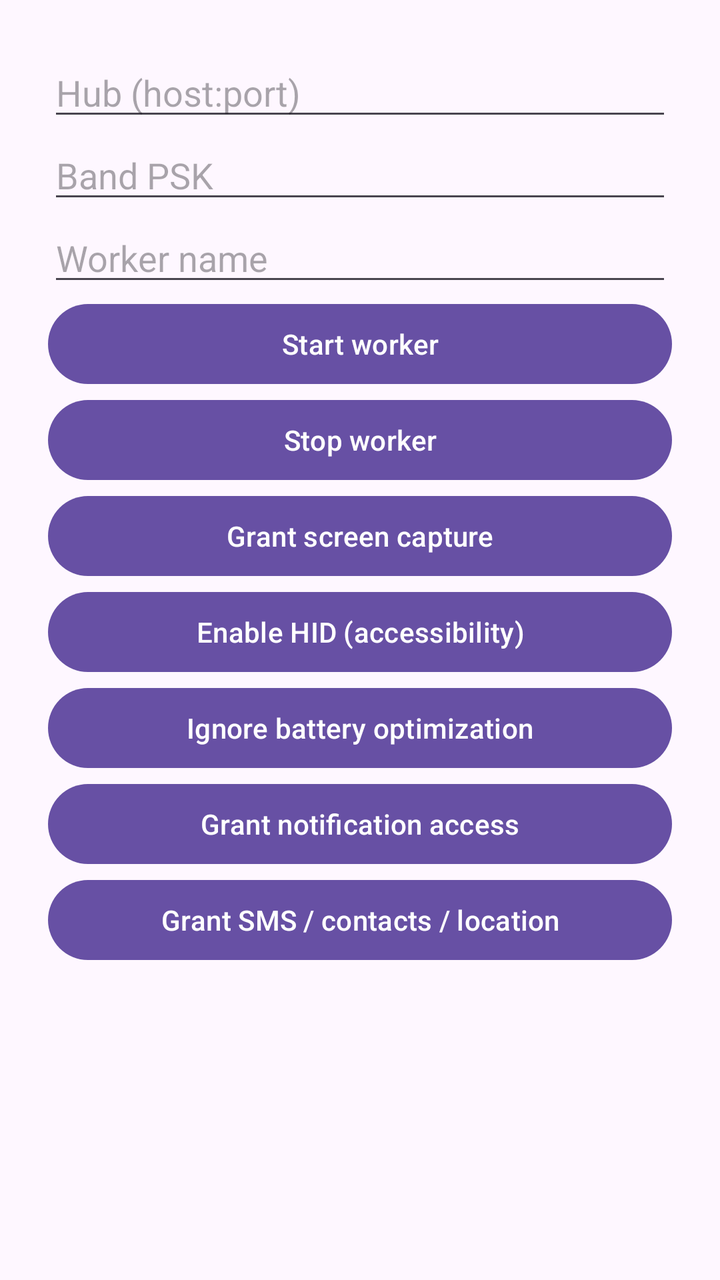
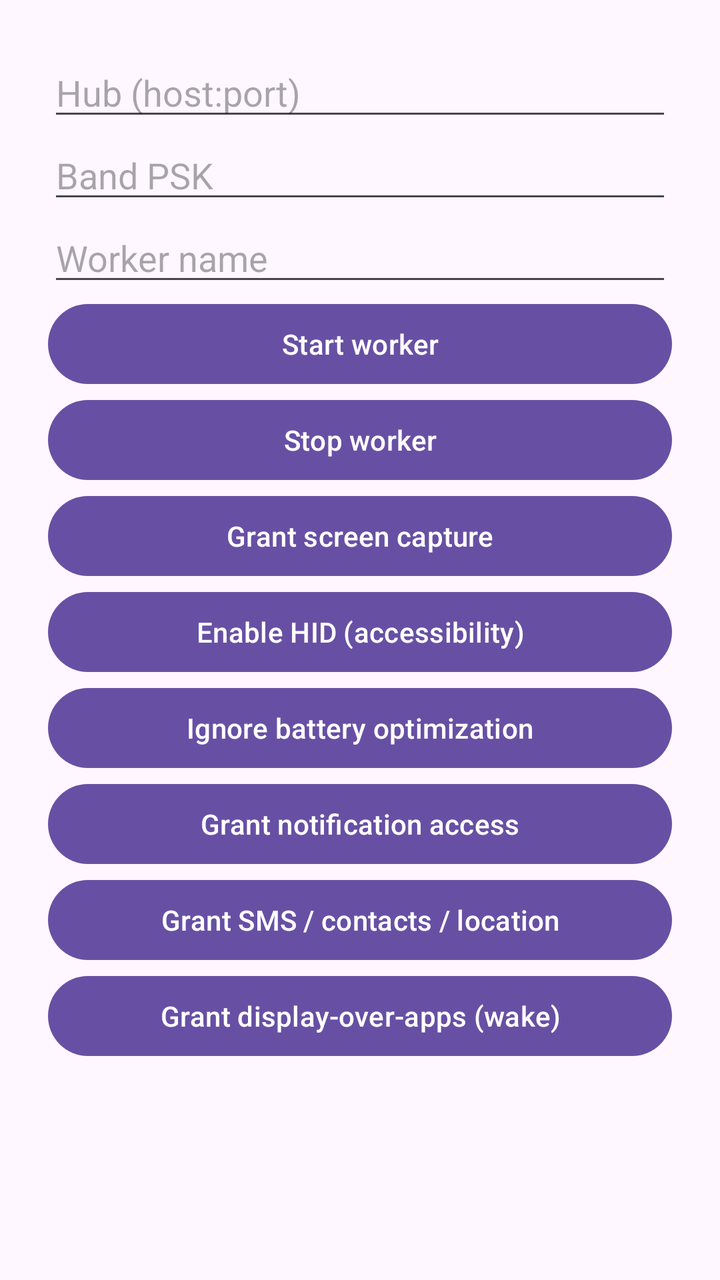

Two renders of the same Android screen: before a commit and after it. Below are the layout's source before the change and the commit's diff.
<!-- AndroidManifest.xml: application theme Theme.Material3.DayNight -->
<!-- res/layout/activity_main.xml -->
<?xml version="1.0" encoding="utf-8"?>
<ScrollView xmlns:android="http://schemas.android.com/apk/res/android"
    android:layout_width="match_parent"
    android:layout_height="match_parent">

    <LinearLayout
        android:layout_width="match_parent"
        android:layout_height="wrap_content"
        android:orientation="vertical"
        android:padding="24dp">

        <EditText
            android:id="@+id/hub"
            android:layout_width="match_parent"
            android:layout_height="wrap_content"
            android:hint="@string/hint_hub"
            android:inputType="textNoSuggestions" />

        <EditText
            android:id="@+id/psk"
            android:layout_width="match_parent"
            android:layout_height="wrap_content"
            android:hint="@string/hint_psk"
            android:inputType="textPassword" />

        <EditText
            android:id="@+id/name"
            android:layout_width="match_parent"
            android:layout_height="wrap_content"
            android:hint="@string/hint_name"
            android:inputType="textNoSuggestions" />

        <Button
            android:id="@+id/btnStart"
            android:layout_width="match_parent"
            android:layout_height="wrap_content"
            android:text="@string/start" />

        <Button
            android:id="@+id/btnStop"
            android:layout_width="match_parent"
            android:layout_height="wrap_content"
            android:text="@string/stop" />

        <Button
            android:id="@+id/btnGrantScreen"
            android:layout_width="match_parent"
            android:layout_height="wrap_content"
            android:text="@string/grant_screen" />

        <Button
            android:id="@+id/btnGrantA11y"
            android:layout_width="match_parent"
            android:layout_height="wrap_content"
            android:text="@string/grant_a11y" />

        <Button
            android:id="@+id/btnGrantBattery"
            android:layout_width="match_parent"
            android:layout_height="wrap_content"
            android:text="@string/grant_battery" />

        <Button
            android:id="@+id/btnGrantNotif"
            android:layout_width="match_parent"
            android:layout_height="wrap_content"
            android:text="@string/grant_notif" />

        <Button
            android:id="@+id/btnGrantPerms"
            android:layout_width="match_parent"
            android:layout_height="wrap_content"
            android:text="@string/grant_perms" />

        <TextView
            android:id="@+id/status"
            android:layout_width="match_parent"
            android:layout_height="wrap_content"
            android:layout_marginTop="16dp"
            android:fontFamily="monospace"
            android:textIsSelectable="true" />
    </LinearLayout>
</ScrollView>
<!-- resources referenced by this layout -->
<resources>
  <string name="grant_a11y">Enable HID (accessibility)</string>
  <string name="grant_battery">Ignore battery optimization</string>
  <string name="grant_notif">Grant notification access</string>
  <string name="grant_perms">Grant SMS / contacts / location</string>
  <string name="grant_screen">Grant screen capture</string>
  <string name="hint_hub">Hub (host:port)</string>
  <string name="hint_name">Worker name</string>
  <string name="hint_psk">Band PSK</string>
  <string name="start">Start worker</string>
  <string name="stop">Stop worker</string>
</resources>

<!-- the commit's change to res/layout/activity_main.xml (unified diff, before → after) -->
@@ -72,6 +72,12 @@
             android:layout_height="wrap_content"
             android:text="@string/grant_perms" />
 
+        <Button
+            android:id="@+id/btnGrantOverlay"
+            android:layout_width="match_parent"
+            android:layout_height="wrap_content"
+            android:text="@string/grant_overlay" />
+
         <TextView
             android:id="@+id/status"
             android:layout_width="match_parent"
<!-- resource entries referenced after the edit -->
@@ -3,6 +3,7 @@
   <string name="grant_a11y">Enable HID (accessibility)</string>
   <string name="grant_battery">Ignore battery optimization</string>
   <string name="grant_notif">Grant notification access</string>
+  <string name="grant_overlay">Grant display-over-apps (wake)</string>
   <string name="grant_perms">Grant SMS / contacts / location</string>
   <string name="grant_screen">Grant screen capture</string>
   <string name="hint_hub">Hub (host:port)</string>
